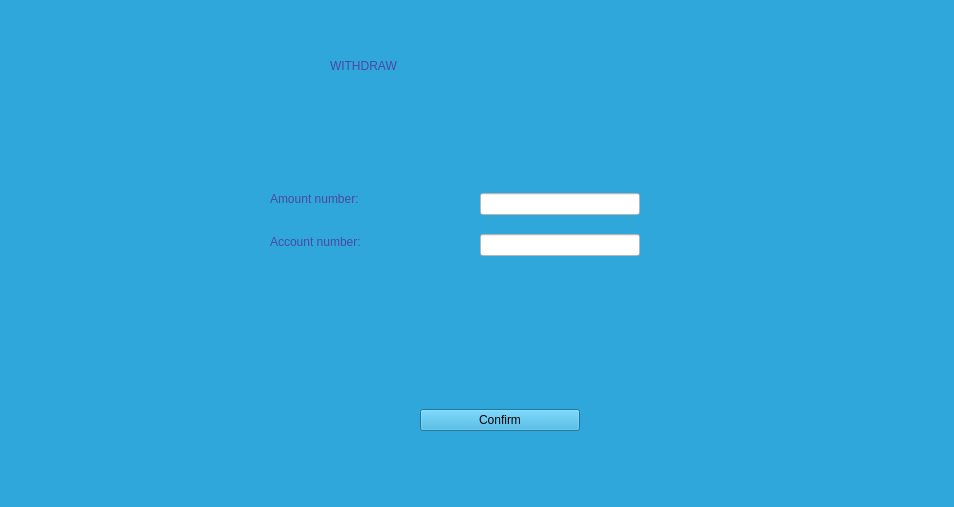
Qt form view/withdraw.ui (rawsashimi1604/1009_BankingSystem) before a commit.
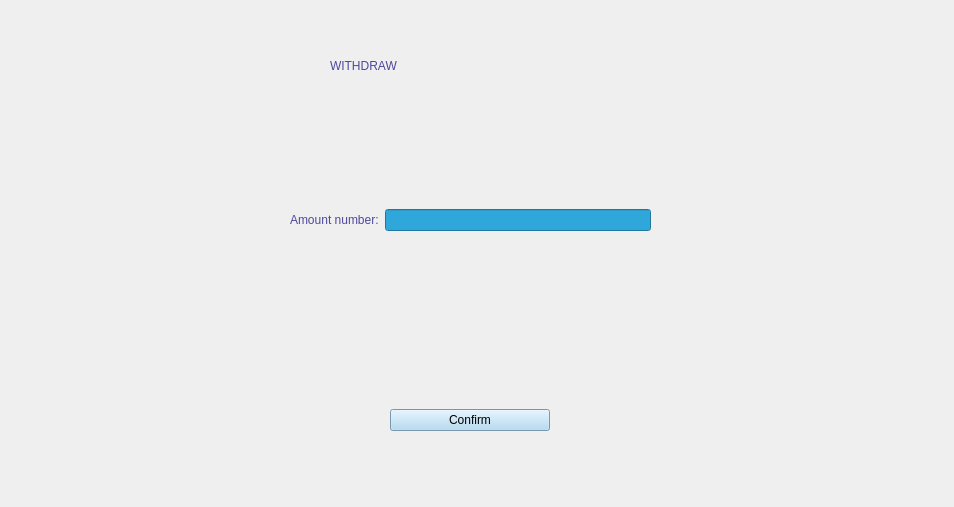
The same form after that commit.

```diff
--- a/view/withdraw.ui
+++ b/view/withdraw.ui
@@ -14,7 +14,7 @@
    <string>Form</string>
   </property>
   <property name="styleSheet">
-   <string notr="true">background-color: rgb(47, 167, 218);</string>
+   <string notr="true"/>
   </property>
   <widget class="QLabel" name="label">
    <property name="geometry">
@@ -33,70 +33,10 @@
     <string>WITHDRAW</string>
    </property>
   </widget>
-  <widget class="QWidget" name="verticalLayoutWidget">
-   <property name="geometry">
-    <rect>
-     <x>270</x>
-     <y>180</y>
-     <width>207</width>
-     <height>80</height>
-    </rect>
-   </property>
-   <layout class="QVBoxLayout" name="verticalLayout">
-    <item>
-     <widget class="QLabel" name="label_2">
-      <property name="styleSheet">
-       <string notr="true">color: rgb(75, 73, 157);
-font: 700 15pt &quot;Segoe UI&quot;;</string>
-      </property>
-      <property name="text">
-       <string>Amount number:</string>
-      </property>
-     </widget>
-    </item>
-    <item>
-     <widget class="QLabel" name="label_3">
-      <property name="styleSheet">
-       <string notr="true">color: rgb(75, 73, 157);
-font: 700 15pt &quot;Segoe UI&quot;;</string>
-      </property>
-      <property name="text">
-       <string>Account number:</string>
-      </property>
-     </widget>
-    </item>
-   </layout>
-  </widget>
-  <widget class="QWidget" name="verticalLayoutWidget_2">
-   <property name="geometry">
-    <rect>
-     <x>480</x>
-     <y>180</y>
-     <width>160</width>
-     <height>89</height>
-    </rect>
-   </property>
-   <layout class="QVBoxLayout" name="verticalLayout_2">
-    <item>
-     <widget class="QLineEdit" name="lineEdit">
-      <property name="styleSheet">
-       <string notr="true">background-color: rgb(255, 255, 255);</string>
-      </property>
-     </widget>
-    </item>
-    <item>
-     <widget class="QLineEdit" name="lineEdit_2">
-      <property name="styleSheet">
-       <string notr="true">background-color: rgb(255, 255, 255);</string>
-      </property>
-     </widget>
-    </item>
-   </layout>
-  </widget>
   <widget class="QWidget" name="verticalLayoutWidget_3">
    <property name="geometry">
     <rect>
-     <x>420</x>
+     <x>390</x>
      <y>380</y>
      <width>160</width>
      <height>80</height>
@@ -106,7 +46,8 @@
     <item>
      <widget class="QPushButton" name="pushButton">
       <property name="styleSheet">
-       <string notr="true">font: 700 9pt &quot;Segoe UI&quot;;</string>
+       <string notr="true">background-color: rgb(168, 212, 241);
+font: 700 9pt &quot;Segoe UI&quot;;</string>
       </property>
       <property name="text">
        <string>Confirm</string>
@@ -115,6 +56,36 @@
     </item>
    </layout>
   </widget>
+  <widget class="QWidget" name="horizontalLayoutWidget">
+   <property name="geometry">
+    <rect>
+     <x>290</x>
+     <y>180</y>
+     <width>361</width>
+     <height>80</height>
+    </rect>
+   </property>
+   <layout class="QHBoxLayout" name="horizontalLayout">
+    <item>
+     <widget class="QLabel" name="label_2">
+      <property name="styleSheet">
+       <string notr="true">color: rgb(75, 73, 157);
+font: 700 15pt &quot;Segoe UI&quot;;</string>
+      </property>
+      <property name="text">
+       <string>Amount number:</string>
+      </property>
+     </widget>
+    </item>
+    <item>
+     <widget class="QLineEdit" name="lineEdit">
+      <property name="styleSheet">
+       <string notr="true">background-color: rgb(47, 167, 218);</string>
+      </property>
+     </widget>
+    </item>
+   </layout>
+  </widget>
  </widget>
  <resources/>
  <connections/>
```
